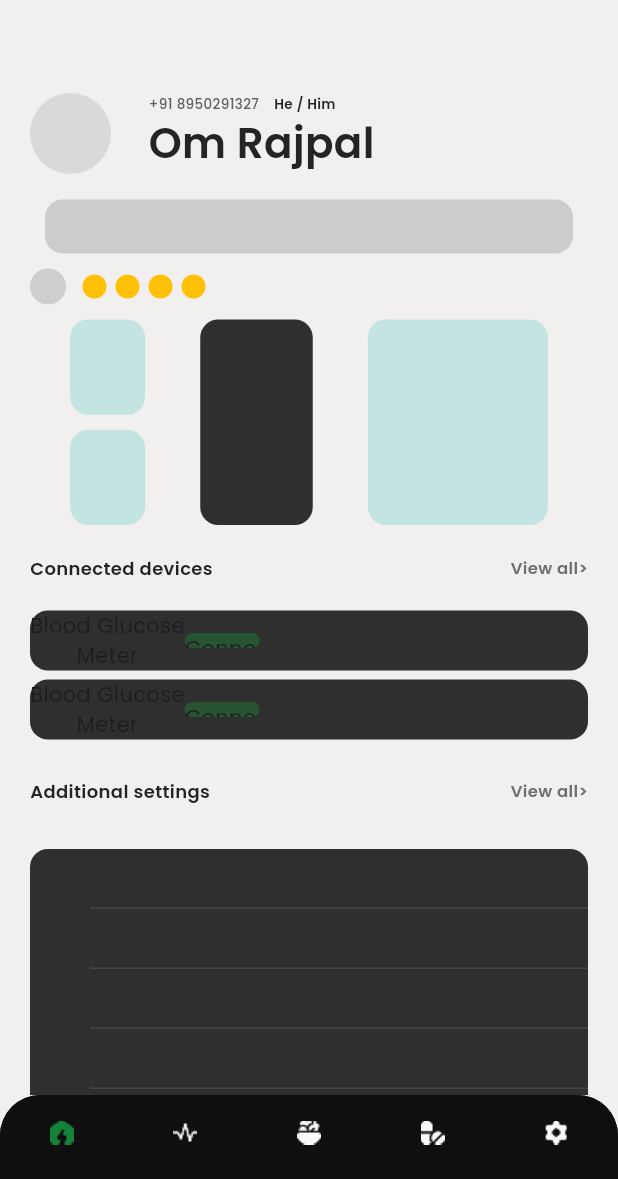
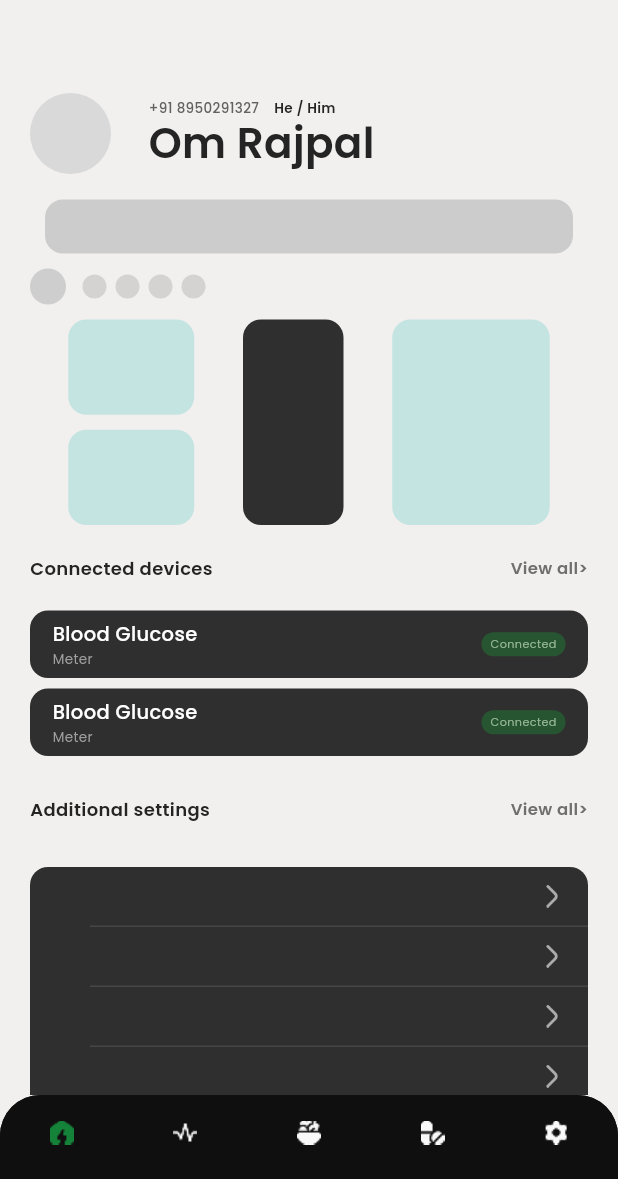
Before and after one commit to om13rajpal/diacare360, a Flutter app: the screen it shows after launch, item 3 of the bottom bar chosen, on a phone screen of 412 x 824 dp, the part 57-1236 px from its top. Run offline on Flutter 3.47's test engine with Material 3 defaults, Android fonts, the light colour scheme and no system bars; our stand-ins replace flutter_switch.

Commit message:
updated the UI of settings page

```diff
--- a/lib/screens/settings.dart
+++ b/lib/screens/settings.dart
@@ -49,6 +49,7 @@ class Settings extends StatelessWidget {
                           fontSize: 28,
                           fontWeight: FontWeight.w600,
                           color: Color(0xff242424),
+                          height: 1.2,
                         ),
                       ),
                     ],
@@ -92,7 +93,7 @@ class Settings extends StatelessWidget {
                           padding: const EdgeInsets.only(left: 6),
                           child: CircleAvatar(
                             radius: 8,
-                            backgroundColor: Colors.amber,
+                            backgroundColor: Colors.black12,
                           ),
                         );
                       },
@@ -112,21 +113,21 @@ class Settings extends StatelessWidget {
                   child: Row(
                     crossAxisAlignment: CrossAxisAlignment.center,
                     mainAxisAlignment: MainAxisAlignment.spaceEvenly,
-                    spacing: 10,
+                    spacing: 7,
                     children: [
                       Column(
+                        mainAxisAlignment: MainAxisAlignment.spaceBetween,
                         children: [
                           Container(
-                            width: 50,
+                            width: 84,
                             height: 63.5,
                             decoration: BoxDecoration(
                               borderRadius: BorderRadius.circular(12),
                               color: Color(0xffc4e4e1),
                             ),
                           ),
-                          SizedBox(height: 10),
                           Container(
-                            width: 50,
+                            width: 84,
                             height: 63.5,
                             decoration: BoxDecoration(
                               borderRadius: BorderRadius.circular(12),
@@ -136,14 +137,14 @@ class Settings extends StatelessWidget {
                         ],
                       ),
                       Container(
-                        width: 75,
+                        width: 67,
                         decoration: BoxDecoration(
                           color: Color(0xff2F2F2F),
                           borderRadius: BorderRadius.circular(12),
                         ),
                       ),
                       Container(
-                        width: 120,
+                        width: 105,
                         decoration: BoxDecoration(
                           color: Color(0xffC4E4E1),
                           borderRadius: BorderRadius.circular(12),
@@ -167,25 +168,47 @@ class Settings extends StatelessWidget {
               child: Column(
                 children: List.generate(2, (index) {
                   return Container(
-                    height: 40,
-                    margin: EdgeInsets.only(bottom: 6),
+                    height: 45,
+                    margin: EdgeInsets.only(bottom: 7),
+                    padding: EdgeInsets.symmetric(horizontal: 15),
                     decoration: BoxDecoration(
                       borderRadius: BorderRadius.circular(12),
                       color: Color(0xff2F2F2F),
                     ),
                     child: Row(
+                      mainAxisAlignment: MainAxisAlignment.spaceBetween,
+                      crossAxisAlignment: CrossAxisAlignment.center,
                       children: [
                         Column(
-                          children: [Text('Blood Glucose'), Text('Meter')],
+                          mainAxisAlignment: MainAxisAlignment.center,
+                          crossAxisAlignment: CrossAxisAlignment.start,
+                          children: [Text('Blood Glucose', style: TextStyle(
+                            fontSize: 13,
+                            fontWeight: FontWeight.w500,
+                            color: Color(0xFFFFFFFF)
+                          ),), Text('Meter', style: TextStyle(
+                            fontSize: 9,
+                            fontWeight: FontWeight.w400,
+                            color: Color(0xFF9F9F9F)
+                          ),)],
                         ),
                         Container(
-                          height: 10,
-                          width: 50,
+                          height: 16,
+                          width: 56,
                           decoration: BoxDecoration(
                             color: Color(0xff285531),
                             borderRadius: BorderRadius.circular(15),
                           ),
-                          child: Text('Connected'),
+                          child: Center(
+                            child: Text(
+                              'Connected',
+                              style: TextStyle(
+                                fontWeight: FontWeight.w400,
+                                fontSize: 7.5,
+                                color: Color(0xFF98B995),
+                              ),
+                            ),
+                          ),
                         ),
                       ],
                     ),
@@ -222,6 +245,15 @@ class Settings extends StatelessWidget {
                               bottom: BorderSide(color: Color(0xff464646)),
                             ),
                           ),
+                          child: Row(
+                            mainAxisAlignment: MainAxisAlignment.end,
+                            crossAxisAlignment: CrossAxisAlignment.end,
+                            children: [
+                              IconButton(onPressed: () {
+
+                              }, icon: Image.asset("assets/icons/settings_arrow.png", width: 15,))
+                            ],
+                          ),
                         ),
                       ),
                     ],
```
Also changed, not shown: assets/icons/settings_arrow.png (added).
